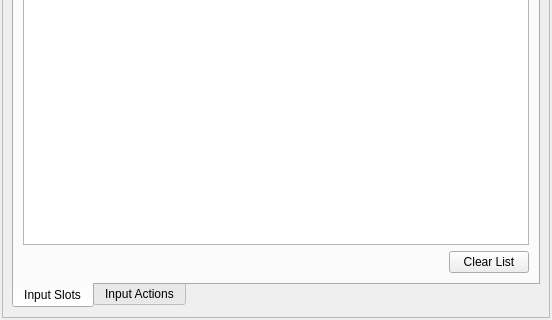
Old version of the form Projects/Inspector/InputWidget.ui in the repository ezEngine/ezEngine; both pictures show x 0 to 552 and y 267 to 587 of the 552 by 587 pixel window.
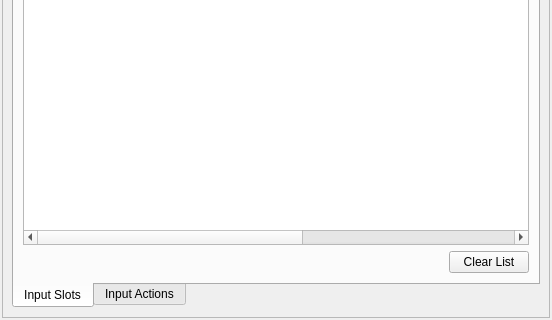
New version of the form. The open tabs and pages were chosen to show the change.

Commit message: * ezInspector can now display CVars (but not yet edit them).  * Removed the InputTest application, because ezInspector can do the same.

```diff
--- a/Projects/Inspector/InputWidget.ui
+++ b/Projects/Inspector/InputWidget.ui
@@ -76,7 +76,7 @@
               <bool>false</bool>
              </property>
              <property name="columnCount">
-              <number>4</number>
+              <number>9</number>
              </property>
              <attribute name="horizontalHeaderVisible">
               <bool>false</bool>
@@ -99,6 +99,31 @@
              <attribute name="verticalHeaderVisible">
               <bool>false</bool>
              </attribute>
+             <column>
+              <property name="text">
+               <string>Slot</string>
+              </property>
+             </column>
+             <column>
+              <property name="text">
+               <string>State</string>
+              </property>
+             </column>
+             <column>
+              <property name="text">
+               <string>Value</string>
+              </property>
+             </column>
+             <column>
+              <property name="text">
+               <string>Dead Zone</string>
+              </property>
+             </column>
+             <column>
+              <property name="text">
+               <string>Flags (Binary)</string>
+              </property>
+             </column>
              <column/>
              <column/>
              <column/>
```
Left out of the diff: 23 changed lines with no effect on the pictures. The commit also changes 27 other files.
